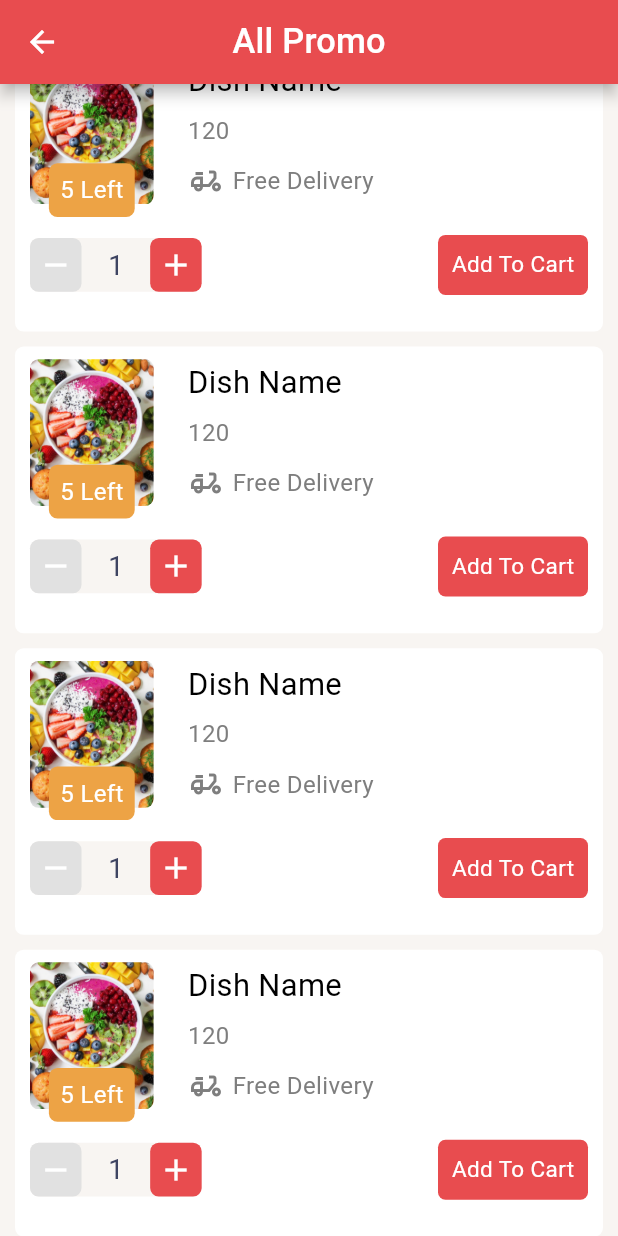
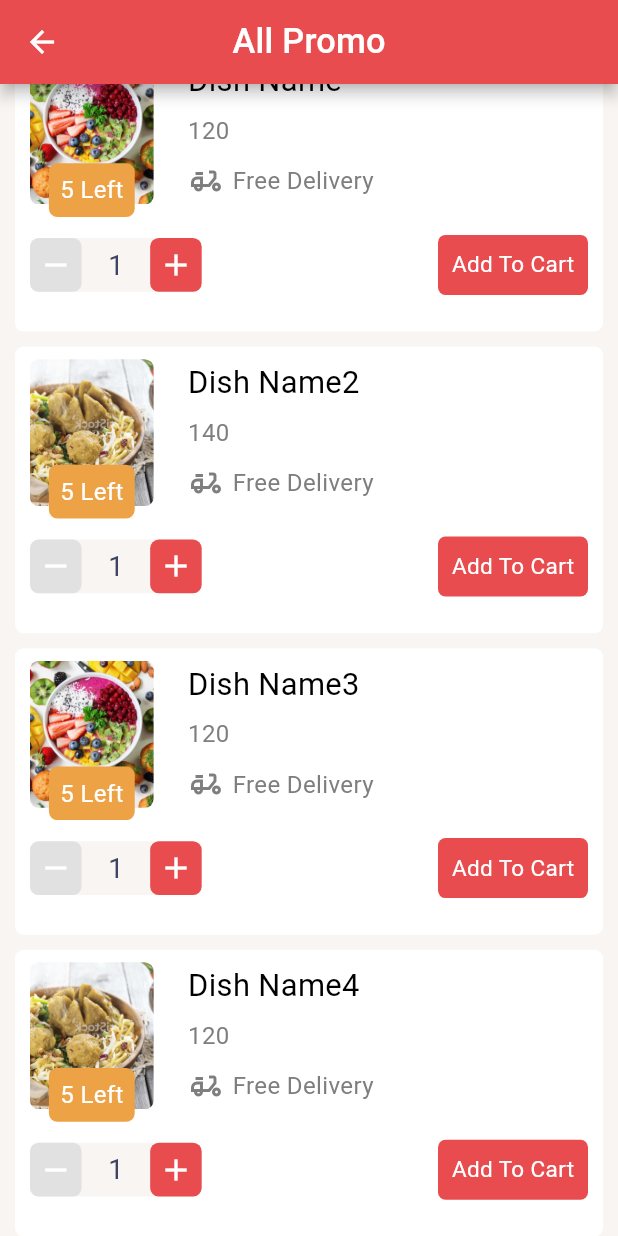
Before and after one commit to shafi21064/food_app, a Flutter app: the SeeAllPromo screen opened directly, scrolled down 36 dp, after a tap on the "remove" icon, on a phone screen of 412 x 824 dp. Run offline on Flutter 3.47's test engine with Material 2 defaults, Android fonts, the phone set to English and light mode, and no system bars; our stand-ins replace flutter_rating_bar, flutter_screenutil.

Commit message:
add to cart

```diff
--- a/lib/src/controller/item_provider.dart
+++ b/lib/src/controller/item_provider.dart
@@ -13,7 +13,8 @@ class ItemProvider extends ChangeNotifier{
       'special_price' : '120',
       'regular_price' : '180',
       'item_left' : '5',
-      'is_favorite' : false
+      'is_favorite' : false,
+      'in_cart' : false
     },
     {
       'id' : 2,
@@ -23,7 +24,8 @@ class ItemProvider extends ChangeNotifier{
       'special_price' : '140',
       'regular_price' : '190',
       'item_left' : '5',
-      'is_favorite' : false
+      'is_favorite' : false,
+      'in_cart' : false
     },
     {
       'id' : 3,
@@ -33,7 +35,8 @@ class ItemProvider extends ChangeNotifier{
       'special_price' : '120',
       'regular_price' : '180',
       'item_left' : '5',
-      'is_favorite' : false
+      'is_favorite' : false,
+      'in_cart' : false
     },
     {
       'id' : 4,
@@ -43,7 +46,8 @@ class ItemProvider extends ChangeNotifier{
       'special_price' : '120',
       'regular_price' : '180',
       'item_left' : '5',
-      'is_favorite' : false
+      'is_favorite' : false,
+      'in_cart' : false
     }
   ];
 
@@ -59,19 +63,21 @@ class ItemProvider extends ChangeNotifier{
         _wishlist.remove(item);
       }
       print(_wishlist.length);
-      print("wishlist");
+      print(wishlists);
        notifyListeners();
     }
 
-  // void removeFromWishList(item){
-  //   if(item['is_favorite'] == false) {
-  //     _wishlist.remove(item);
-  //   }
-  //   notifyListeners();
-  // }
+  void removeToWishlist(item) {
+    itemList.asMap().forEach((ind, value) =>
+    {
+      if (item["id"] == value["id"])
+        {_wishlist.remove(item), itemList[ind]['is_favorite'] = false}
+    });
+    notifyListeners();
+  }
 
 
-  List get itemLists => itemList;
+  //List get itemLists => itemList;
 
   void setIsFavorite(index) {
     if (itemList[index]['is_favorite']) {
@@ -84,4 +90,47 @@ class ItemProvider extends ChangeNotifier{
     notifyListeners();
   }
 
+
+
+////////////////////////////////////////////////////////////////
+
+  List _cartList = [];
+  var _count = 1;
+  get count => _count;
+
+  List get cartList => _cartList;
+
+
+  void addToCartItem(item) {
+    if (item["in_cart"]) {
+      _cartList.add(item);
+    } else {
+      _cartList.remove(item);
+    }
+    print(_cartList.length);
+    print(cartList);
+    notifyListeners();
+  }
+
+  void removeFromCart(item) {
+    itemList.asMap().forEach((ind, value) =>
+    {
+      if (item["id"] == value["id"])
+        {_cartList.remove(item), itemList[ind]['in_cart'] = false},
+    });
+    notifyListeners();
+  }
+
+
+  void setAddToCart(index) {
+    if (itemList[index]['in_cart']) {
+      itemList[index]['in_cart'] = false;
+      addToCartItem(itemList[index]);
+    } else {
+      itemList[index]['in_cart'] = true;
+      addToCartItem(itemList[index]);
+    }
+    notifyListeners();
+  }
+
 }
--- a/lib/src/data/global_widgets/cart_count.dart
+++ b/lib/src/data/global_widgets/cart_count.dart
@@ -1,16 +1,18 @@
 import 'package:flutter/material.dart';
 import 'package:flutter_screenutil/flutter_screenutil.dart';
 import 'package:food_app/src/controller/cart_controller.dart';
+import 'package:food_app/src/controller/item_provider.dart';
 import 'package:food_app/src/data/global_widgets/small_widget/text_widget.dart';
 import 'package:food_app/src/data/utils/custom_color.dart';
 import 'package:provider/provider.dart';
 
 class CartCount extends StatelessWidget {
-  CartCount({super.key});
+  dynamic minimizeTap, addTap;
+  CartCount({super.key, required this.minimizeTap, required this.addTap});
 
   @override
   Widget build(BuildContext context) {
-    var cartController = Provider.of<CartController>(context);
+    var cartController = Provider.of<ItemProvider>(context);
     return Container(
       width: 100.w,
       height: 30.h,
@@ -29,7 +31,7 @@ class CartCount extends StatelessWidget {
             child: InkWell(
                 onTap: () {
                   if(cartController.count >1){
-                    cartController.removeItem();
+                    minimizeTap;
                   }
                 },
                 child: const Icon(
@@ -48,7 +50,7 @@ class CartCount extends StatelessWidget {
                 color: CustomColor.cRed,
                 borderRadius: BorderRadius.circular(5.r)),
             child: InkWell(
-                onTap: () => cartController.addItem(),
+                onTap: () => addTap ,
                 child: const Icon(
                   Icons.add,
                   color: Colors.white,
--- a/lib/src/data/global_widgets/dish_item.dart
+++ b/lib/src/data/global_widgets/dish_item.dart
@@ -45,8 +45,8 @@ class DishItem extends StatelessWidget {
         top: 10,
         right: 10,
         child: WishIcon(
+          favorite: favorite,
           onPress: onPress,
-          favorite: favorite,
         )
       ),
       Positioned(
--- a/lib/src/data/global_widgets/small_widget/small_custom_button.dart
+++ b/lib/src/data/global_widgets/small_widget/small_custom_button.dart
@@ -4,11 +4,14 @@ import 'package:food_app/src/data/utils/custom_color.dart';
 
 class ContainerButton extends StatelessWidget {
   String buttonName;
-   ContainerButton({super.key, required this.buttonName});
+  dynamic onPress;
+   ContainerButton({super.key, required this.buttonName, this.onPress});
 
   @override
   Widget build(BuildContext context) {
-    return Container(
+    return InkWell(
+      onTap: onPress,
+      child: Container(
           alignment: Alignment.center,
           height: 40,
           width: 100,
@@ -19,6 +22,7 @@ class ContainerButton extends StatelessWidget {
             title: buttonName,
             fontSize: 15,
             color: Colors.white,
-        ));
+          )),
+    );
   }
 }
--- a/lib/src/modules/checkout/local_widget/bucket_title_with_button.dart
+++ b/lib/src/modules/checkout/local_widget/bucket_title_with_button.dart
@@ -1,6 +1,8 @@
 import 'package:flutter/material.dart';
 import 'package:food_app/src/data/global_widgets/title_with_see_all.dart';
+import 'package:food_app/src/modules/home/home_package.dart';
 class BucketTitleWithAddItem extends StatelessWidget {
+
   const BucketTitleWithAddItem({super.key});
 
   @override
@@ -10,6 +12,9 @@ class BucketTitleWithAddItem extends StatelessWidget {
       child: TitleWithSeeAll(
         title: 'My Bucket',
         buttonText: '+ Add item',
+        onPress: (){
+          Navigator.push(context, MaterialPageRoute(builder: (context)=> SeeAllPromo()));
+        },
       ),
     );
   }
--- a/lib/src/modules/checkout/view/checkout.dart
+++ b/lib/src/modules/checkout/view/checkout.dart
@@ -27,7 +27,7 @@ class CheckOut extends StatelessWidget {
                   const DeliveryDetails(),
                   SpaceInHeight(height: 10.h),
                   const BucketTitleWithAddItem(),
-                  const BucketItemList(),
+                   BucketItemList(),
                   const PaymentDetails()
                 ],
               ),
--- a/lib/src/modules/favorite/local_widget/favorite_item_list.dart
+++ b/lib/src/modules/favorite/local_widget/favorite_item_list.dart
@@ -18,7 +18,7 @@ class FavoriteItemList extends StatelessWidget {
             itemPrice: wishProvider.wishlists[index]['special_price'],
             onpress: (){
 
-                wishProvider.setIsFavorite(index);
+                wishProvider.removeToWishlist(wishProvider.wishlists[index]);
             },
               favorite: wishProvider.wishlists[index]['is_favorite']
           );
--- a/lib/src/modules/home/local_widgets/dish_item_list.dart
+++ b/lib/src/modules/home/local_widgets/dish_item_list.dart
@@ -36,8 +36,8 @@ class _DishItemListState extends State<DishItemList> {
                                   itemProvider.setIsFavorite(index);
                                 },
                                 favorite: itemProvider.itemList[index]['is_favorite'],
-                                dishName: itemProvider.itemLists[index]['item_name'],
-                                subTitle: itemProvider.itemLists[index]['item_name']
+                                dishName: itemProvider.itemList[index]['item_name'],
+                                subTitle: itemProvider.itemList[index]['item_name']
                             )));
                   },
                   favorite : itemProvider.itemList[index]['is_favorite'],
--- a/lib/src/modules/see_all_promo/local_widgets/product.dart
+++ b/lib/src/modules/see_all_promo/local_widgets/product.dart
@@ -10,7 +10,20 @@ import 'package:food_app/src/data/global_widgets/cart_count.dart';
 import 'package:provider/provider.dart';
 
 class Product extends StatelessWidget {
-  const Product({super.key});
+  String itemPic, itemLeft, dishName, price;
+  dynamic onPress,minimizeTap, addTap;
+  bool addToCart;
+   Product({
+     super.key,
+     required this.onPress,
+     required this.addToCart,
+     required this.itemPic,
+     required this.dishName,
+     required this.itemLeft,
+     required this.price,
+     required this.minimizeTap,
+     required this.addTap
+   });
   @override
   Widget build(BuildContext context) {
     var itemProvider = Provider.of<ItemProvider>(context);
@@ -38,14 +51,14 @@ class Product extends StatelessWidget {
                                 borderRadius: BorderRadius.circular(5.r),
                                 image: DecorationImage(
                                     image: AssetImage(
-                                      itemProvider.itemList[0]['item_pic'],
+                                     itemPic
                                     ),
                                     fit: BoxFit.cover)),
                           ),
                           Positioned(
                               bottom: 0,
                               child: ItemLeftButton(
-                                dishLeft: '5',
+                                dishLeft: itemLeft,
                               ))
                         ],
                       ),
@@ -57,15 +70,14 @@ class Product extends StatelessWidget {
                       crossAxisAlignment: CrossAxisAlignment.start,
                       children: [
                         TextWidget(
-                            title: itemProvider.itemList[0]['item_name'],
+                            title: dishName,
                             fontSize: 18.sp,
                             color: Colors.black),
                         SizedBox(
                           height: 10.h,
                         ),
                         TextWidget(
-                            title: itemProvider.itemList[0]
-                                ['special_price'],
+                            title: price,
                             fontSize: 14.sp,
                             color: CustomColor.fadedBlack),
                         SizedBox(
@@ -96,8 +108,15 @@ class Product extends StatelessWidget {
                 Row(
                   mainAxisAlignment: MainAxisAlignment.spaceBetween,
                   children: [
-                    CartCount(),
-                    ContainerButton(buttonName: 'Add To Cart')
+                    CartCount(
+                      minimizeTap: minimizeTap,
+                      addTap: addTap,
+                    ),
+                    ContainerButton(
+                      buttonName: addToCart? 'Added' : 'Add To Cart' ,
+                      onPress: onPress
+
+                    )
                   ],
                 )
               ],
--- a/lib/src/modules/see_all_promo/local_widgets/product_ist.dart
+++ b/lib/src/modules/see_all_promo/local_widgets/product_ist.dart
@@ -12,7 +12,24 @@ class ProductList extends StatelessWidget {
     return ListView.builder(
       itemCount: itemProvider.itemList.length,
         itemBuilder: (context, index){
-        return Product();
+        return Product(
+          onPress: (){
+            itemProvider.setAddToCart(index);
+          },
+          minimizeTap: (){
+            itemProvider.addItem(index);
+          },
+
+          addTap: (){
+            itemProvider.removeItem(index);
+          },
+
+          addToCart: itemProvider.itemList[index]['in_cart'],
+          dishName: itemProvider.itemList[index]['item_name'],
+          itemPic: itemProvider.itemList[index]['item_pic'],
+          itemLeft: itemProvider.itemList[index]['item_left'],
+          price: itemProvider.itemList[index]['special_price'],
+        );
         }
     );
   }
```
Also changed, not shown: lib/src/modules/checkout/local_widget/bucket_item.dart (+25 -9 lines), lib/src/modules/checkout/local_widget/bucket_item_list.dart (+16 -2 lines). Lines whose indentation alone changed are shown as unchanged.
